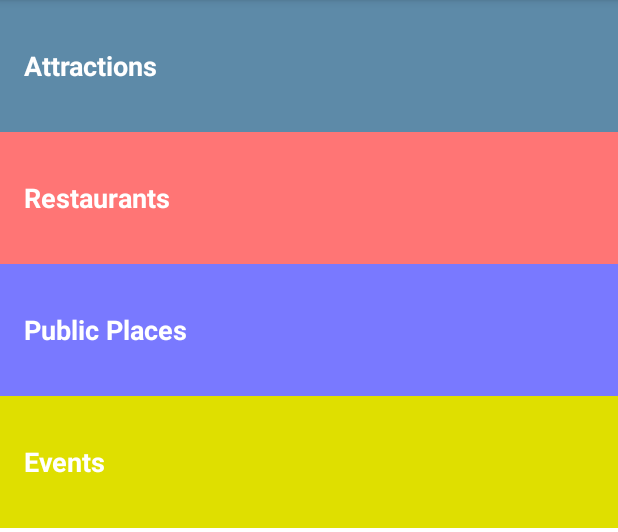
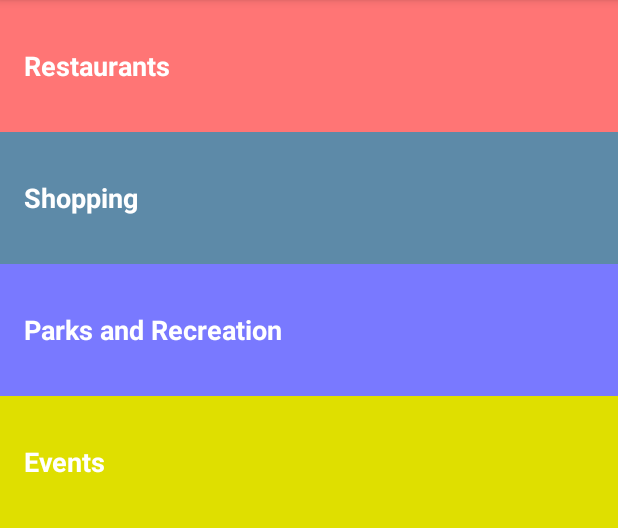
Before and after one commit to s-cayne/TourGuideApp, an Android app: the screen it shows after launch (MainActivity), on a phone screen of 412 x 824 dp, the part 84-616 px from its top. Run offline under Robolectric (Android 15) with nearby library versions, the phone set to English and light mode, and no system bars.

Commit message:
added four activities

```diff
--- a/app/build.gradle
+++ b/app/build.gradle
@@ -2,7 +2,7 @@ apply plugin: 'com.android.application'
 
 android {
     compileSdkVersion 25
-    buildToolsVersion "25.0.2"
+    buildToolsVersion '26.0.2'
     defaultConfig {
         applicationId "com.example.sca25.tourguideapp"
         minSdkVersion 15
--- a/app/src/main/res/layout/activity_main.xml
+++ b/app/src/main/res/layout/activity_main.xml
@@ -9,22 +9,22 @@
     android:background="#FFFFFF">
 
     <TextView
-        android:id="@+id/attractions"
-        style="@style/CategoryStyle"
-        android:background="#5D8AA8"
-        android:text="@string/Attractions"/>
-
-    <TextView
         android:id="@+id/restaurants"
         style="@style/CategoryStyle"
         android:background="#FF7575"
         android:text="@string/Restaurants"/>
 
     <TextView
-        android:id="@+id/public_places"
+        android:id="@+id/shopping"
+        style="@style/CategoryStyle"
+        android:background="#5D8AA8"
+        android:text="@string/Shopping"/>
+
+    <TextView
+        android:id="@+id/parks"
         style="@style/CategoryStyle"
         android:background="#7979FF"
-        android:text="@string/Public"/>
+        android:text="@string/Parks"/>
 
     <TextView
         android:id="@+id/events"
--- a/app/src/main/res/values/strings.xml
+++ b/app/src/main/res/values/strings.xml
@@ -1,8 +1,8 @@
 <resources>
     <string name="app_name">TourGuideApp</string>
-    <string name="Attractions">Attractions</string>
+    <string name="Shopping">Shopping</string>
     <string name="Restaurants">Restaurants</string>
-    <string name="Public">Public Places</string>
+    <string name="Parks">Parks and Recreation</string>
     <string name="Events">Events</string>
 
 
--- a/build.gradle
+++ b/build.gradle
@@ -5,7 +5,7 @@ buildscript {
         jcenter()
     }
     dependencies {
-        classpath 'com.android.tools.build:gradle:2.3.0'
+        classpath 'com.android.tools.build:gradle:3.0.1'
 
         // NOTE: Do not place your application dependencies here; they belong
         // in the individual module build.gradle files
```
Also changed, not shown: app/src/main/java/com/example/sca25/tourguideapp/EventsActivity.java (added, +8 -0 lines), app/src/main/java/com/example/sca25/tourguideapp/ParksActivity.java (added, +8 -0 lines), app/src/main/java/com/example/sca25/tourguideapp/RestaurantsActivity.java (added, +8 -0 lines), app/src/main/java/com/example/sca25/tourguideapp/ShoppingActivity.java (added, +8 -0 lines), gradle/wrapper/gradle-wrapper.properties.
